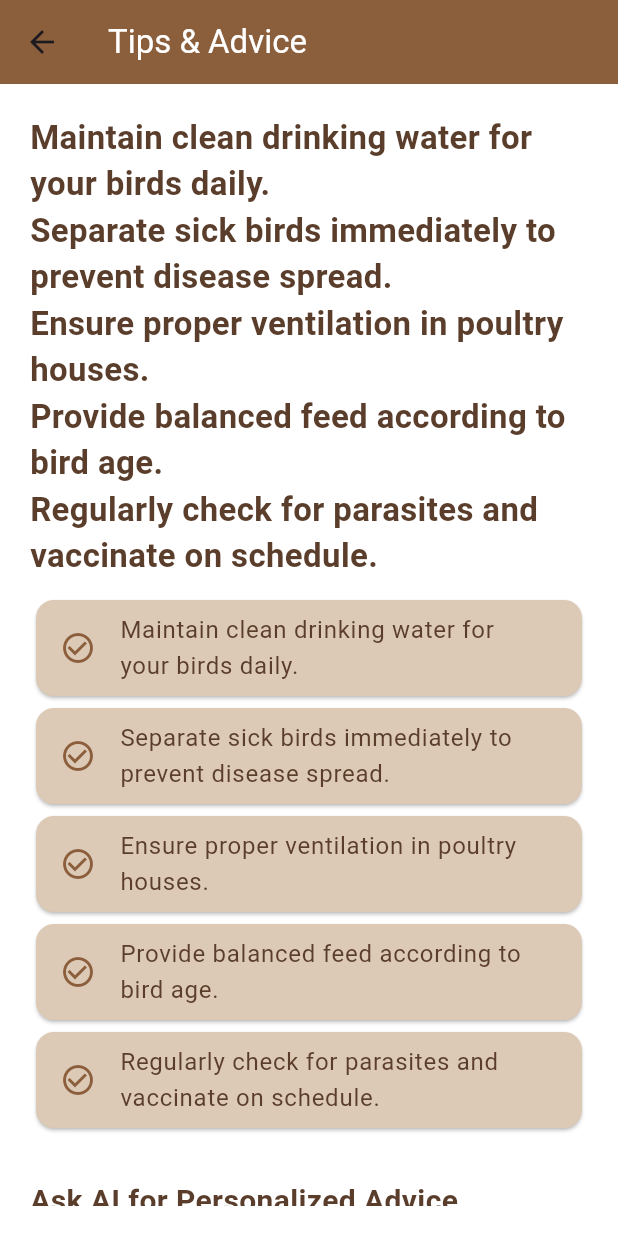
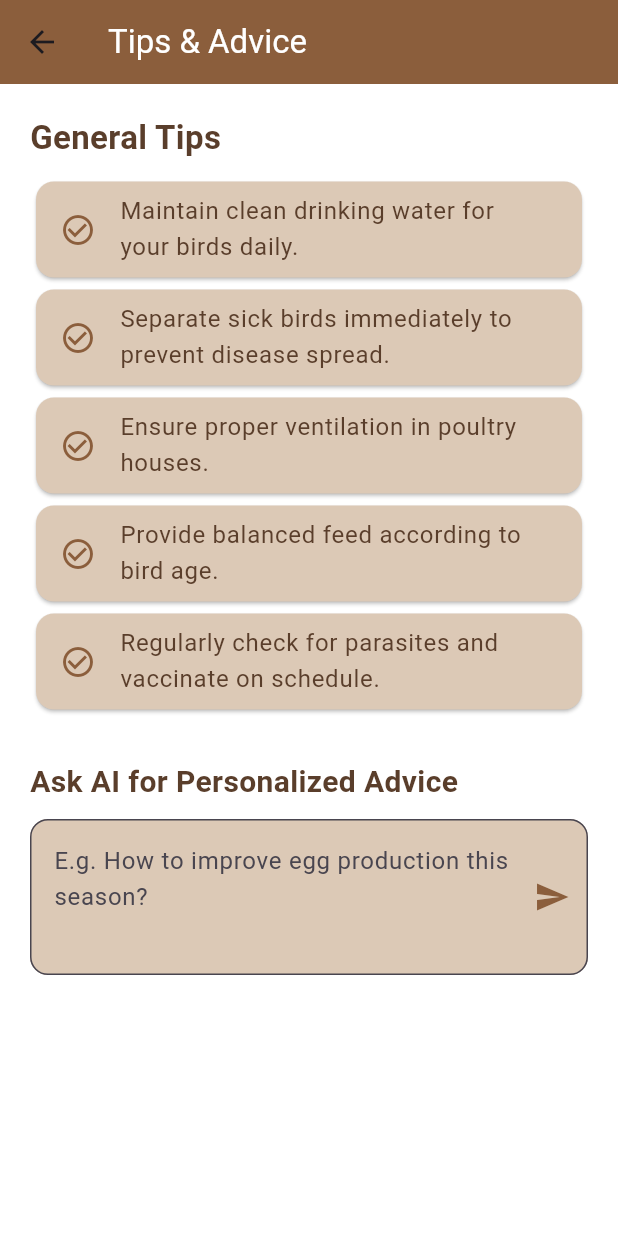
Before and after one commit to johnnysally/KUKU_app, a Flutter app: the TipsScreen screen opened directly, on a phone screen of 412 x 824 dp. Run offline on Flutter 3.47's test engine with Material 3 defaults, Android fonts, the phone set to English and light mode, and no system bars; our stand-ins replace audioplayers, fl_chart, fluttertoast, hive_flutter, image_picker; accounts and stored records are empty.

Commit message:
3rd commit

```diff
--- a/lib/screens/tips_screen.dart
+++ b/lib/screens/tips_screen.dart
@@ -122,7 +122,7 @@ class _TipsScreenState extends State<TipsScreen> {
           child: Column(
             crossAxisAlignment: CrossAxisAlignment.start,
             children: [
-              LocalizedText('general_tips_bullets', style: const TextStyle(fontSize: 22, fontWeight: FontWeight.bold, color: AppColors.textDark)),
+              LocalizedText('general_tips_title', style: const TextStyle(fontSize: 22, fontWeight: FontWeight.bold, color: AppColors.textDark)),
               const SizedBox(height: 10),
               ...generalTips.map(
                 (tip) => Card(
--- a/lib/services/locale_service.dart
+++ b/lib/services/locale_service.dart
@@ -189,6 +189,7 @@ final Map<String, Map<String, String>> _translations = {
     'growth_tracking': 'Growth Tracking',
     'tips': 'Tips',
     'tips_title': 'Tips & Advice',
+    'general_tips_title': 'General Tips',
     'general_tips_bullets': 'Maintain clean drinking water for your birds daily.\nSeparate sick birds immediately to prevent disease spread.\nEnsure proper ventilation in poultry houses.\nProvide balanced feed according to bird age.\nRegularly check for parasites and vaccinate on schedule.',
     'ask_ai_personalized': 'Ask AI for Personalized Advice',
     'tip_hint_example': 'E.g. How to improve egg production this season?',
@@ -314,6 +315,7 @@ final Map<String, Map<String, String>> _translations = {
     'please_type_question': 'Tafadhali andika swali lako',
     'ai_busy_try_again': 'Msaidizi wa AI anashughulikia sasa. Tafadhali jaribu baadaye.',
     'no_internet_try_again': 'Hakuna muunganisho wa mtandao. Tafadhali angalia mtandao na ujaribu tena.',
+    'general_tips_title': 'Vidokezo vya Jumla',
     'marketplace_title': 'Soko',
     'available_products': 'Bidhaa Zinazopatikana',
     'contact': 'Wasiliana',
```
Also changed, not shown: 3 other files.
